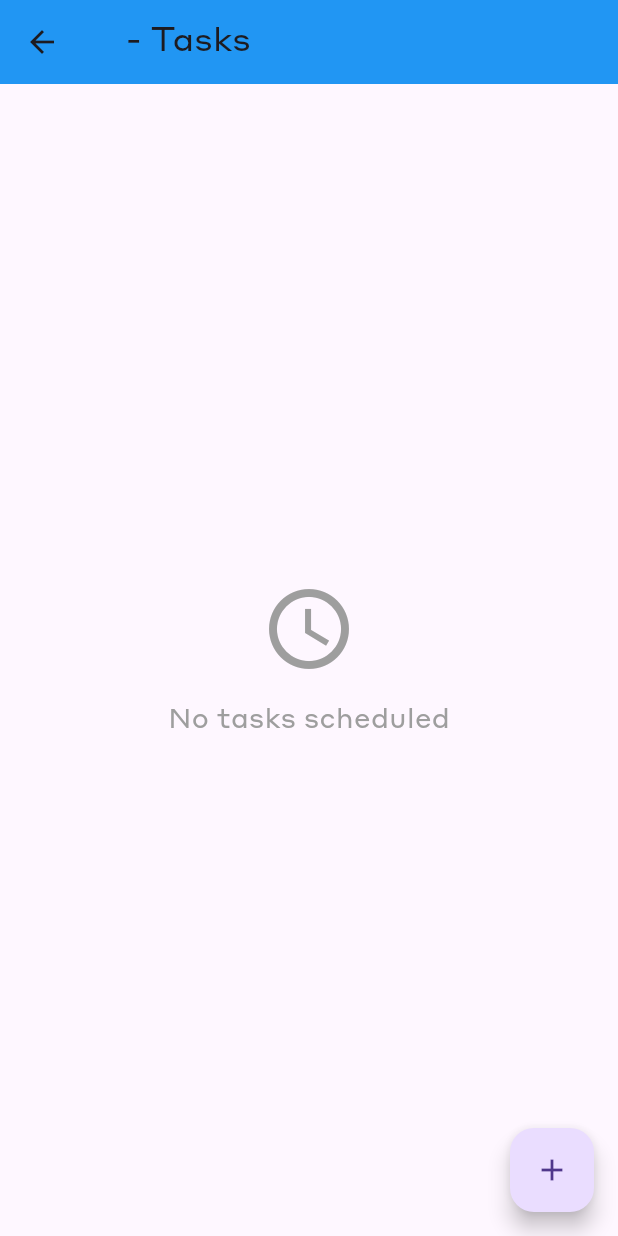
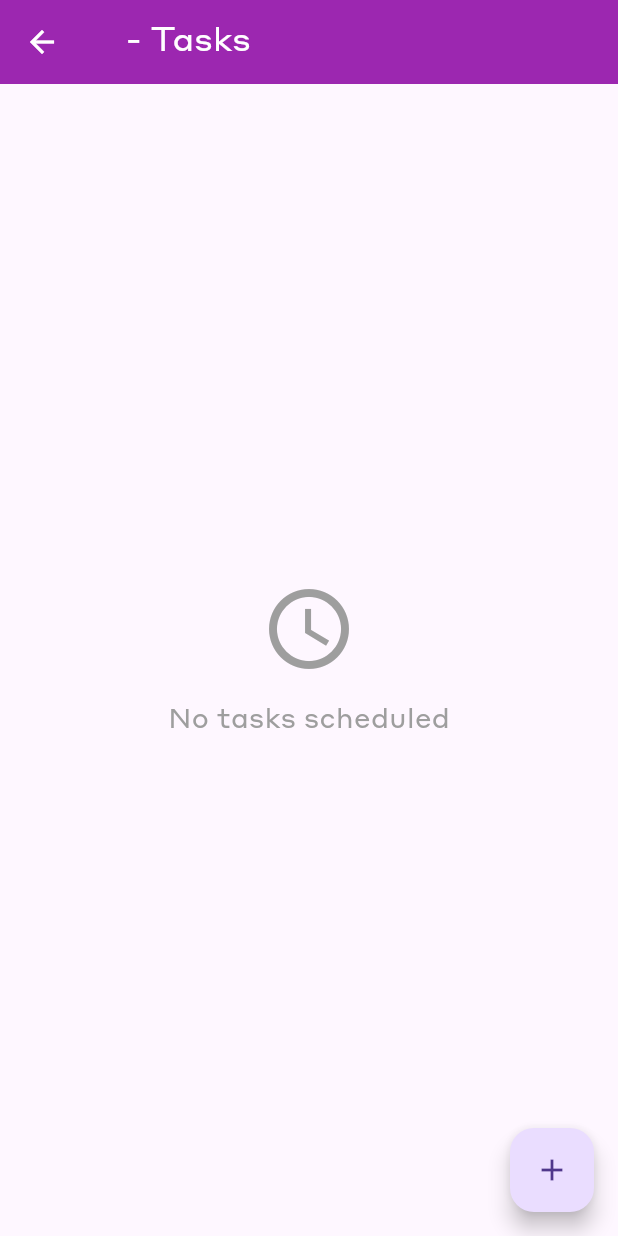
Before and after one commit to flutify-sa/schedule, a Flutter app: the PersonTasksScreen screen opened directly with empty values, on a phone screen of 412 x 824 dp. Run offline on Flutter 3.47's test engine with Material 3 defaults, Android fonts, the phone set to English and light mode, and no system bars; our stand-ins replace shared_preferences; accounts and stored records are empty.

Commit message:
appbar foreground colour changed to white

```diff
--- a/lib/home_screen.dart
+++ b/lib/home_screen.dart
@@ -67,7 +67,7 @@ class HomeScreenState extends State<HomeScreen> {
     }
 
     return Scaffold(
-      appBar: AppBar(
+      appBar: AppBar(foregroundColor: Colors.white,
         title: Text('Schedule Manager'),
         backgroundColor: Colors.purple,
       ),
--- a/lib/person_task_screen.dart
+++ b/lib/person_task_screen.dart
@@ -64,9 +64,9 @@ class PersonTasksScreenState extends State<PersonTasksScreen> {
   @override
   Widget build(BuildContext context) {
     return Scaffold(
-      appBar: AppBar(
+      appBar: AppBar(foregroundColor: Colors.white,
         title: Text('${person.fullName} - Tasks'),
-        backgroundColor: Colors.blue,
+        backgroundColor: Colors.purple,
       ),
       body: person.tasks.isEmpty
           ? Center(
```
